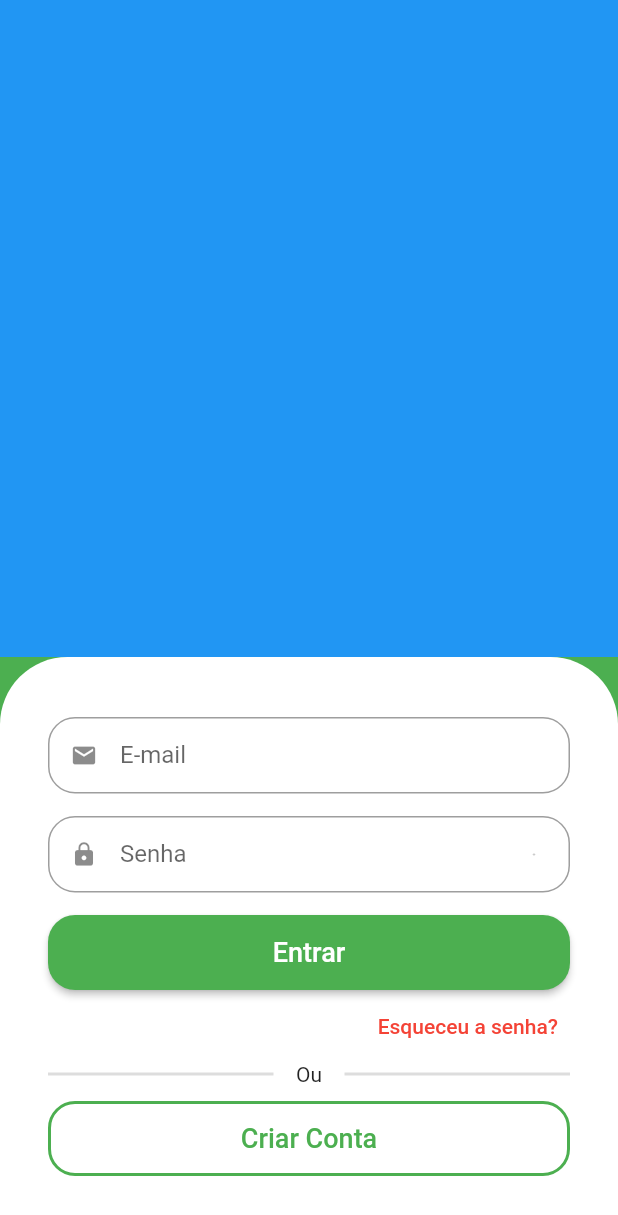
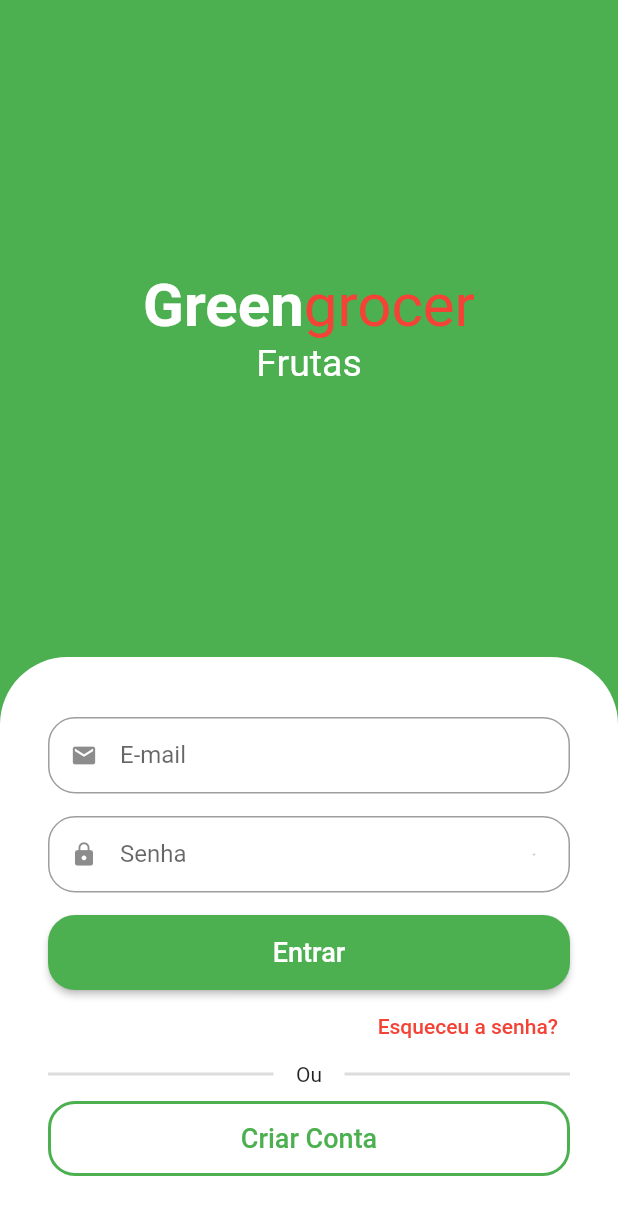
Before and after one commit to soapmactavish23/greengroccer, a Flutter app: the screen it shows after launch, on a phone screen of 412 x 824 dp. Shown: the top 1215 px of the screen. Run offline on Flutter 3.47's test engine with Material 2 defaults, Android fonts, the phone set to English and light mode, and no system bars; drawn by our look-alikes of animated_text_kit.

Commit message:
Adicionando o nome do app e animação das categorias

```diff
--- a/lib/src/auth/sign_in_screen.dart
+++ b/lib/src/auth/sign_in_screen.dart
@@ -1,3 +1,4 @@
+import 'package:animated_text_kit/animated_text_kit.dart';
 import 'package:flutter/material.dart';
 import 'package:greengrocer/src/auth/components/custom_text_field.dart';
 
@@ -10,8 +11,49 @@ class SignInScreen extends StatelessWidget {
       backgroundColor: Colors.green,
       body: Column(children: [
         Expanded(
-          child: Container(
-            color: Colors.blue,
+          child: Column(
+            mainAxisAlignment: MainAxisAlignment.center,
+            children: [
+              const Text.rich(
+                TextSpan(
+                  style: TextStyle(fontSize: 40),
+                  children: [
+                    TextSpan(
+                      text: "Green",
+                      style: TextStyle(
+                        color: Colors.white,
+                        fontWeight: FontWeight.bold,
+                      ),
+                    ),
+                    TextSpan(
+                      text: "grocer",
+                      style: TextStyle(
+                        color: Colors.red,
+                      ),
+                    ),
+                  ],
+                ),
+              ),
+              SizedBox(
+                height: 30,
+                child: DefaultTextStyle(
+                  style: const TextStyle(fontSize: 25),
+                  child: AnimatedTextKit(
+                    pause: Duration.zero,
+                    repeatForever: true,
+                    animatedTexts: [
+                      FadeAnimatedText(
+                        "Frutas",
+                      ),
+                      FadeAnimatedText("Verduras"),
+                      FadeAnimatedText("Legumes"),
+                      FadeAnimatedText("Carnes"),
+                      FadeAnimatedText("Laticíneos"),
+                    ],
+                  ),
+                ),
+              ),
+            ],
           ),
         ),
         Container(
--- a/pubspec.yaml
+++ b/pubspec.yaml
@@ -36,6 +36,7 @@ dependencies:
   # The following adds the Cupertino Icons font to your application.
   # Use with the CupertinoIcons class for iOS style icons.
   cupertino_icons: ^1.0.2
+  animated_text_kit: ^4.2.2
 
 dev_dependencies:
   flutter_test:
```
Also changed, not shown: pubspec.lock.
